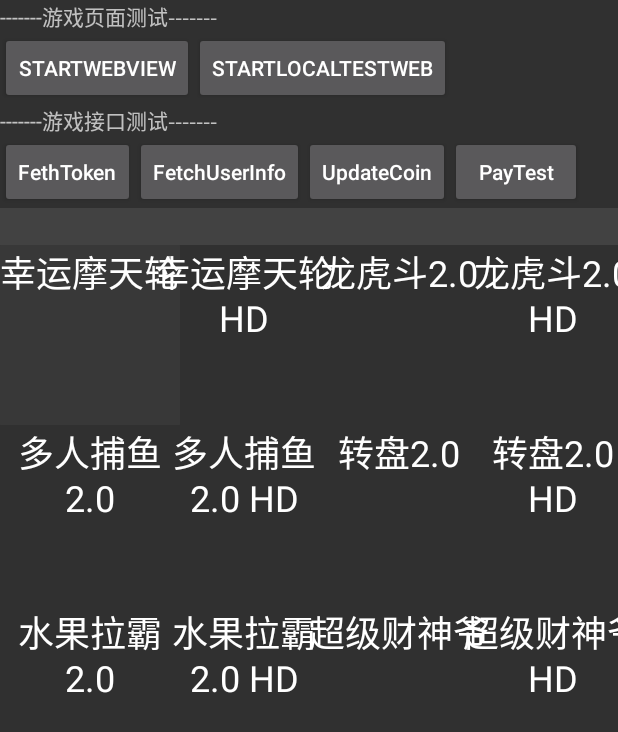
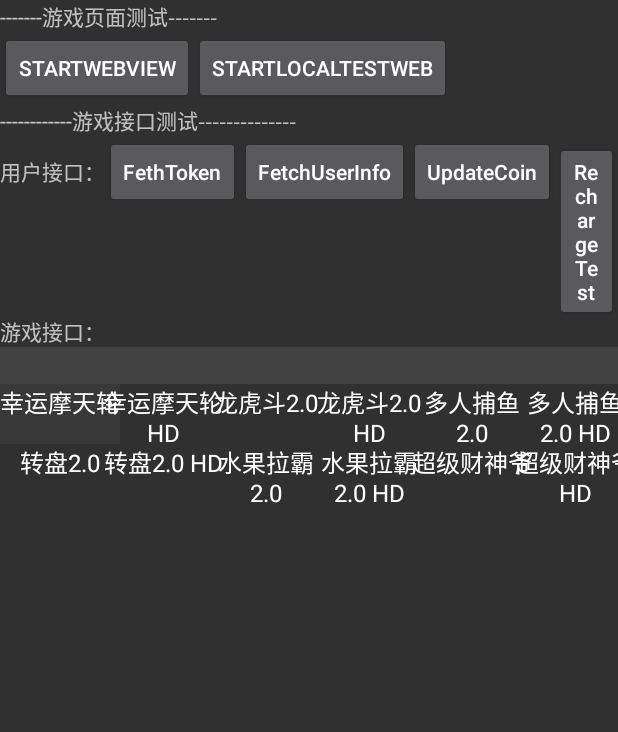
Before and after one commit to ThinkerHu/LiveRoom, an Android app: the screen it shows after launch (MainActivity), on a phone screen of 412 x 824 dp. Shown: the top 732 px of the screen. Run offline under Robolectric (Android 15) with nearby library versions, the phone set to English and light mode, and no system bars; libraries missing offline, so code that uses them is left out: com.orhanobut.logger.

Commit message:
Feather:recharge func develop；

```diff
--- a/app/src/main/java/com/bvc/liveroom/ui/main/MainActivity.kt
+++ b/app/src/main/java/com/bvc/liveroom/ui/main/MainActivity.kt
@@ -22,6 +22,8 @@ import com.bvc.liveroom.common.net.ApiResult
 import com.bvc.liveroom.data.model.Game
 import com.bvc.liveroom.data.model.RequestToken
 import com.bvc.liveroom.data.repository.GameRepository
+import com.bvc.liveroom.ui.recharge.RechargeActivity
+import com.bvc.liveroom.ui.recharge.RechargeListActivity
 import com.bvc.liveroom.ui.webview.GameWebView
 import kotlinx.coroutines.launch
 
@@ -47,14 +49,14 @@ class MainActivity : ComponentActivity() {
             onStartLocalTestHtmlPage()
         }
 
-        findViewById<Button>(R.id.btn_pay_test).onClick {
-            payTest()
+        findViewById<Button>(R.id.btn_recharge_test).onClick {
+            this@MainActivity.startActivity(Intent(this@MainActivity, RechargeListActivity::class.java))
         }
 
         console = findViewById(R.id.tv_console)
 
         gameList = findViewById<RecyclerView?>(R.id.rv_game_list).apply {
-            layoutManager = GridLayoutManager(this@MainActivity, 4)
+            layoutManager = GridLayoutManager(this@MainActivity, 6)
             val gameList = fetchGameList()
             adapter = GameGridAdapter(gameList) {
                 onStartGame(it)
@@ -102,10 +104,6 @@ class MainActivity : ComponentActivity() {
                 }
             }
         }
-    }
-
-    private fun payTest() {
-        // TODO
     }
 
     private fun updateConsole(msg: String) {
--- a/app/src/main/java/com/bvc/liveroom/ui/recharge/RechargeViewModel.kt
+++ b/app/src/main/java/com/bvc/liveroom/ui/recharge/RechargeViewModel.kt
@@ -99,7 +99,7 @@ class RechargeViewModel : ViewModel() {
         }
     }
 
-    fun stopPolling(errorMsg: String = "Recharge Canceled") {
+    private fun stopPolling(errorMsg: String = "Recharge Canceled") {
         _rechargeStateFlow.value = RechargeState.Error(errorMsg)
         pollingJob?.cancel()
     }
--- a/app/src/main/res/layout/item_layout.xml
+++ b/app/src/main/res/layout/item_layout.xml
@@ -1,8 +1,8 @@
 <?xml version="1.0" encoding="utf-8"?>
 <androidx.constraintlayout.widget.ConstraintLayout xmlns:android="http://schemas.android.com/apk/res/android"
     xmlns:app="http://schemas.android.com/apk/res-auto"
-    android:layout_width="120dip"
-    android:layout_height="120dip"
+    android:layout_width="80dip"
+    android:layout_height="40dip"
     android:focusableInTouchMode="true"
     android:foreground="?android:attr/selectableItemBackground">
 
@@ -15,6 +15,6 @@
         app:layout_constraintTop_toBottomOf="parent"
         android:gravity="center"
         android:textColor="@color/white"
-        android:textSize="24sp"
+        android:textSize="16sp"
         app:layout_constraintTop_toTopOf="parent" />
 </androidx.constraintlayout.widget.ConstraintLayout>
--- a/app/src/main/res/layout/layout_main.xml
+++ b/app/src/main/res/layout/layout_main.xml
@@ -1,9 +1,9 @@
 <?xml version="1.0" encoding="utf-8"?>
 <androidx.constraintlayout.widget.ConstraintLayout xmlns:android="http://schemas.android.com/apk/res/android"
     xmlns:app="http://schemas.android.com/apk/res-auto"
+    xmlns:tools="http://schemas.android.com/tools"
     android:layout_width="match_parent"
-    android:layout_height="match_parent"
-    xmlns:tools="http://schemas.android.com/tools">
+    android:layout_height="match_parent">
 
     <androidx.appcompat.widget.AppCompatTextView
         android:id="@+id/tv_game_test_title"
@@ -33,27 +33,36 @@
         android:id="@+id/tv_servet_interface_test_title"
         android:layout_width="wrap_content"
         android:layout_height="wrap_content"
-        android:text="-------游戏接口测试-------"
+        android:text="------------游戏接口测试--------------"
         app:layout_constraintLeft_toLeftOf="parent"
         app:layout_constraintTop_toBottomOf="@+id/btn_start_webview" />
+
+    <androidx.appcompat.widget.LinearLayoutCompat
+        android:id="@+id/ll_user_interface"
+        android:layout_width="wrap_content"
+        android:layout_height="wrap_content"
+        android:orientation="horizontal"
+        app:layout_constraintLeft_toLeftOf="parent"
+        app:layout_constraintTop_toBottomOf="@+id/tv_servet_interface_test_title">
+
+        <androidx.appcompat.widget.AppCompatTextView
+            android:layout_width="wrap_content"
+            android:layout_height="wrap_content"
+            android:text="用户接口：" />
 
         <androidx.appcompat.widget.AppCompatButton
             android:id="@+id/btn_fetch_token"
             android:layout_width="wrap_content"
             android:layout_height="wrap_content"
             android:text="FethToken"
-        android:textAllCaps="false"
-        app:layout_constraintLeft_toLeftOf="parent"
-        app:layout_constraintTop_toBottomOf="@+id/tv_servet_interface_test_title" />
+            android:textAllCaps="false" />
 
         <androidx.appcompat.widget.AppCompatButton
             android:id="@+id/btn_fetch_user_info"
             android:layout_width="wrap_content"
             android:layout_height="wrap_content"
             android:text="FetchUserInfo"
-        android:textAllCaps="false"
-        app:layout_constraintLeft_toRightOf="@+id/btn_fetch_token"
-        app:layout_constraintTop_toBottomOf="@+id/tv_servet_interface_test_title" />
+            android:textAllCaps="false" />
 
 
         <androidx.appcompat.widget.AppCompatButton
@@ -61,19 +70,30 @@
             android:layout_width="wrap_content"
             android:layout_height="wrap_content"
             android:text="UpdateCoin"
-        android:textAllCaps="false"
-        app:layout_constraintLeft_toRightOf="@+id/btn_fetch_user_info"
-        app:layout_constraintTop_toBottomOf="@+id/tv_servet_interface_test_title" />
+            android:textAllCaps="false"/>
 
         <androidx.appcompat.widget.AppCompatButton
-        android:id="@+id/btn_pay_test"
+            android:id="@+id/btn_recharge_test"
             android:layout_width="wrap_content"
             android:layout_height="wrap_content"
-        android:text="PayTest"
-        android:textAllCaps="false"
-        app:layout_constraintLeft_toRightOf="@+id/btn_update_coin"
-        app:layout_constraintTop_toBottomOf="@+id/tv_servet_interface_test_title" />
+            android:text="RechargeTest"
+            android:textAllCaps="false"/>
 
+    </androidx.appcompat.widget.LinearLayoutCompat>
+
+    <androidx.appcompat.widget.LinearLayoutCompat
+        android:id="@+id/ll_game_interface"
+        android:layout_width="wrap_content"
+        android:layout_height="wrap_content"
+        android:orientation="horizontal"
+        app:layout_constraintLeft_toLeftOf="parent"
+        app:layout_constraintTop_toBottomOf="@+id/ll_user_interface">
+
+        <androidx.appcompat.widget.AppCompatTextView
+            android:layout_width="wrap_content"
+            android:layout_height="wrap_content"
+            android:text="游戏接口：" />
+    </androidx.appcompat.widget.LinearLayoutCompat>
 
     <androidx.appcompat.widget.AppCompatTextView
         android:id="@+id/tv_console"
@@ -84,15 +104,15 @@
         android:textSize="18sp"
         app:layout_constraintLeft_toLeftOf="parent"
         app:layout_constraintRight_toRightOf="parent"
-        app:layout_constraintTop_toBottomOf="@+id/btn_fetch_token" />
+        app:layout_constraintTop_toBottomOf="@+id/ll_game_interface" />
 
     <androidx.recyclerview.widget.RecyclerView
         android:id="@+id/rv_game_list"
         android:layout_width="match_parent"
         android:layout_height="0dip"
+        app:layout_constraintBottom_toBottomOf="parent"
         app:layout_constraintLeft_toLeftOf="parent"
         app:layout_constraintRight_toRightOf="parent"
-        app:layout_constraintBottom_toBottomOf="parent"
         app:layout_constraintTop_toBottomOf="@+id/tv_console"
         tools:listitem="@layout/item_layout" />
 
```
Lines whose indentation alone changed are shown as unchanged.
